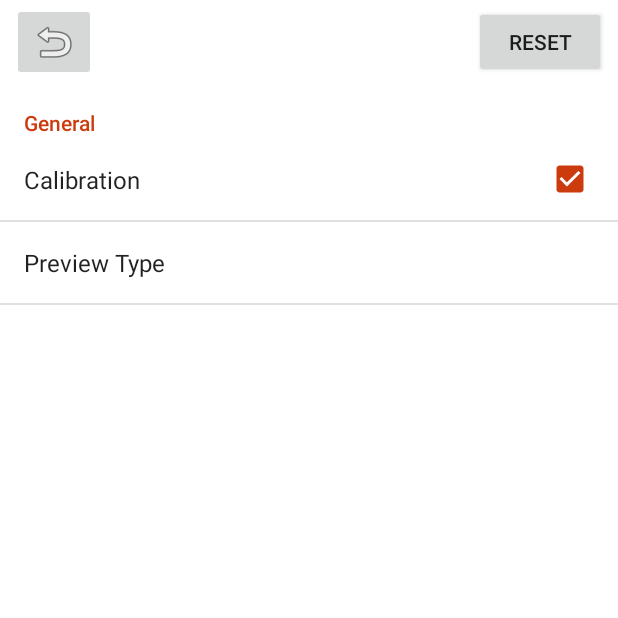
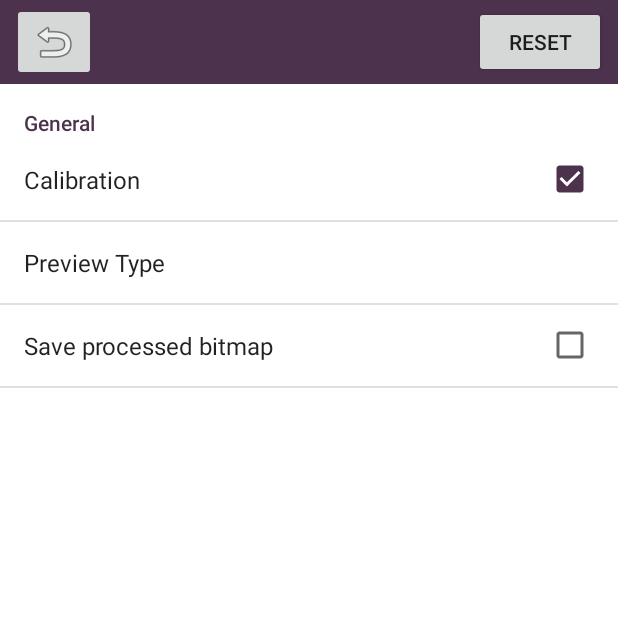
Before and after one commit to piql/piql-read, an Android app: the Preferences screen opened directly, with no data from a screen before it, on a phone screen of 412 x 824 dp, the top half of it. Run offline under Robolectric (Android 15) with nearby library versions, the phone set to English and light mode, and no system bars.

```diff
--- a/app/src/main/java/no/ntnu/bachelor2018/filmreader/FileDisplay.java
+++ b/app/src/main/java/no/ntnu/bachelor2018/filmreader/FileDisplay.java
@@ -124,6 +124,9 @@ public class FileDisplay extends AppCompatActivity {
             });
 
             listView.setAdapter(adapter);
+
+            //Opens first file immediately
+            openFile(0);
         } catch (FileNotFoundException e) {
             Log.e(TAG, "File not found");
 
@@ -249,6 +252,7 @@ public class FileDisplay extends AppCompatActivity {
         // Open new activity to show the image
         Intent intent = new Intent(this, ShowImage.class);
         ShowImage.setImage(image);
+        ShowImage.setTitle(entryNames.get(index));
         startActivity(intent);
     }
 
--- a/app/src/main/java/no/ntnu/bachelor2018/filmreader/Preferences.java
+++ b/app/src/main/java/no/ntnu/bachelor2018/filmreader/Preferences.java
@@ -60,8 +60,7 @@ public class Preferences extends AppCompatActivity {
     @Override
     protected void onCreate(Bundle savedInstanceState) {
         super.onCreate(savedInstanceState);
-        this.getWindow().setFlags(WindowManager.LayoutParams.FLAG_FULLSCREEN,
-                WindowManager.LayoutParams.FLAG_FULLSCREEN);
+        //this.getWindow().setFlags(WindowManager.LayoutParams.FLAG_FULLSCREEN, WindowManager.LayoutParams.FLAG_FULLSCREEN);
         setContentView(R.layout.activity_preferences);
 
         Toolbar toolbar = findViewById(R.id.prefs_toolbar);
@@ -247,10 +246,12 @@ public class Preferences extends AppCompatActivity {
             calibNum.getEditText().addTextChangedListener(new TextWatcher() {
                 @Override
                 public void beforeTextChanged(CharSequence s, int start, int count, int after) {
+
                 }
 
                 @Override
                 public void onTextChanged(CharSequence s, int start, int before, int count) {
+
                 }
 
                 @Override
--- a/app/src/main/java/no/ntnu/bachelor2018/filmreader/Reader.java
+++ b/app/src/main/java/no/ntnu/bachelor2018/filmreader/Reader.java
@@ -4,6 +4,7 @@ import android.app.Activity;
 import android.content.SharedPreferences;
 import android.graphics.Bitmap;
 import android.preference.PreferenceManager;
+import android.widget.ProgressBar;
 
 import org.opencv.core.Mat;
 import org.opencv.core.Point;
@@ -77,8 +78,7 @@ public class Reader {
             corners.clear();
 
             //Draw and return for viewing if selected and successful
-            if (processedImage != null &&
-                    Preferences.isPreviewType(GeneralImgproc.PreviewType.PROCESSED)) {
+            if (processedImage != null && Preferences.isPreviewType(GeneralImgproc.PreviewType.PROCESSED)) {
                 overlay.drawAndClear(processedImage);
                 return processedImage;
             }
--- a/app/src/main/java/no/ntnu/bachelor2018/previewImageProcessing/FrameFinder.java
+++ b/app/src/main/java/no/ntnu/bachelor2018/previewImageProcessing/FrameFinder.java
@@ -108,7 +108,6 @@ public class FrameFinder {
         boolean done = false;
         retPoints.clear();
 
-
         //Get threshold image buffer
         threshImg = new Mat(height,width,CvType.CV_8UC1);
 
--- a/app/src/main/java/no/ntnu/bachelor2018/previewImageProcessing/Overlay.java
+++ b/app/src/main/java/no/ntnu/bachelor2018/previewImageProcessing/Overlay.java
@@ -73,7 +73,7 @@ public class Overlay {
             }
             avg /= FRAMESAMPLES - 1;         //divide by sample size -1(average delay in MS)
             avg /= 1000;                    //convert to seconds
-            avg = 1 / avg;                    //convert to frames per second instead of avg delay
+            avg = 1 / avg;                 //convert to frames per second instead of avg delay
             currentFrame = (currentFrame + 1) % FRAMESAMPLES;
             return format.format(avg);
         }
--- a/app/src/main/res/layout/activity_preferences.xml
+++ b/app/src/main/res/layout/activity_preferences.xml
@@ -7,6 +7,18 @@
     android:background="@color/piqlWhite"
     tools:context="no.ntnu.bachelor2018.filmreader.Preferences">
 
+
+    <android.support.v7.widget.Toolbar
+        android:id="@+id/toolbar3"
+        android:layout_width="0dp"
+        android:layout_height="wrap_content"
+        android:background="?attr/colorPrimary"
+        android:minHeight="?attr/actionBarSize"
+        android:theme="?attr/actionBarTheme"
+        app:layout_constraintEnd_toEndOf="parent"
+        app:layout_constraintHorizontal_bias="0.0"
+        app:layout_constraintStart_toStartOf="parent"
+        app:layout_constraintTop_toTopOf="@+id/imageView" />
 
     <android.support.constraint.ConstraintLayout
         android:id="@+id/prefs_constraintlayout"
@@ -19,14 +31,6 @@
         app:layout_constraintTop_toBottomOf="@+id/prefs_toolbar">
 
     </android.support.constraint.ConstraintLayout>
-
-    <android.support.v7.widget.Toolbar
-        android:id="@+id/prefs_toolbar"
-        android:layout_width="match_parent"
-        android:layout_height="56dp"
-        android:theme="?attr/actionBarTheme"
-        app:layout_constraintBottom_toTopOf="@+id/prefs_constraintlayout"
-        app:layout_constraintTop_toTopOf="parent" />
 
     <ImageButton
         android:id="@+id/prefs_back"
@@ -57,4 +61,12 @@
         app:layout_constraintStart_toEndOf="@+id/prefs_back"
         app:layout_constraintTop_toTopOf="@+id/prefs_toolbar" />
 
+    <android.support.v7.widget.Toolbar
+        android:id="@+id/prefs_toolbar"
+        android:layout_width="match_parent"
+        android:layout_height="56dp"
+        android:theme="?attr/actionBarTheme"
+        app:layout_constraintBottom_toTopOf="@+id/prefs_constraintlayout"
+        app:layout_constraintTop_toTopOf="parent" />
+
 </android.support.constraint.ConstraintLayout>
--- a/app/src/main/res/values/strings.xml
+++ b/app/src/main/res/values/strings.xml
@@ -1,6 +1,6 @@
 <resources>
     <string name="app_name">FilmReader</string>
-    <string name="app_desc">Hold the camera over film and the app will automatically scan it</string>
+    <string name="app_desc">Hold the camera directly over the frame and tap read to decode the data</string>
     <string name="img_desc">Image description</string>
     <string name="error_title">Error</string>
     <string name="error_message">An error has occured, please try to restart the app</string>
@@ -18,6 +18,7 @@
     <string name="calib_corner_size_desc">Amount of internal corners in the checkerboard pattern</string>
     <string name="calib_num">Number of calibration images</string>
     <string name="calib_num_desc">Number of pictures required to configure the camera. More pictures means better calibration</string>
+    <string name="save_processed">Save processed bitmap</string>
     <string name="delete_config_title">Are you sure you want to delete the config?</string>
     <string name="reset">Reset</string>
     <string name="yes">Yes</string>
--- a/app/src/main/res/values/styles.xml
+++ b/app/src/main/res/values/styles.xml
@@ -4,6 +4,6 @@
     <style name="AppTheme" parent="Theme.AppCompat.Light.NoActionBar">
         <item name="colorPrimary">@color/piqlPurple</item>
         <item name="colorPrimaryDark">@color/piqlPurple</item>
-        <item name="colorAccent">@color/piqlOrange</item>
+        <item name="colorAccent">@color/piqlPurple</item>
     </style>
 </resources>
--- a/app/src/main/res/xml/activity_preferences.xml
+++ b/app/src/main/res/xml/activity_preferences.xml
@@ -15,7 +15,9 @@
             android:entryValues="@array/preview_type_value"
             android:defaultValue="4" />
 
-
-
+        <CheckBoxPreference
+            android:key="pref_save"
+            android:title="@string/save_processed"
+            android:defaultValue="false" />
     </PreferenceCategory>
 </PreferenceScreen>
```
Also changed, not shown: app/src/main/AndroidManifest.xml (+9 -2 lines), app/src/main/java/no/ntnu/bachelor2018/filmreader/Capture.java (+2 -7 lines), app/src/main/java/no/ntnu/bachelor2018/filmreader/FileDisplayClasses/ShowImage.java (+9 -0 lines), app/src/main/java/no/ntnu/bachelor2018/filmreader/MainActivity.java (+54 -5 lines), app/src/main/java/no/ntnu/bachelor2018/filmreader/WelcomeScreen.java (added, +27 -0 lines), app/src/main/java/no/ntnu/bachelor2018/previewImageProcessing/FinalProcessing.java (+25 -9 lines), app/src/main/res/layout/activity_file_display.xml (+16 -10 lines), app/src/main/res/layout/activity_main.xml (+46 -36 lines), app/src/main/res/layout/activity_show_image.xml (+17 -1 lines), app/src/main/res/layout/activity_welcome_screen.xml (added, +49 -0 lines).
